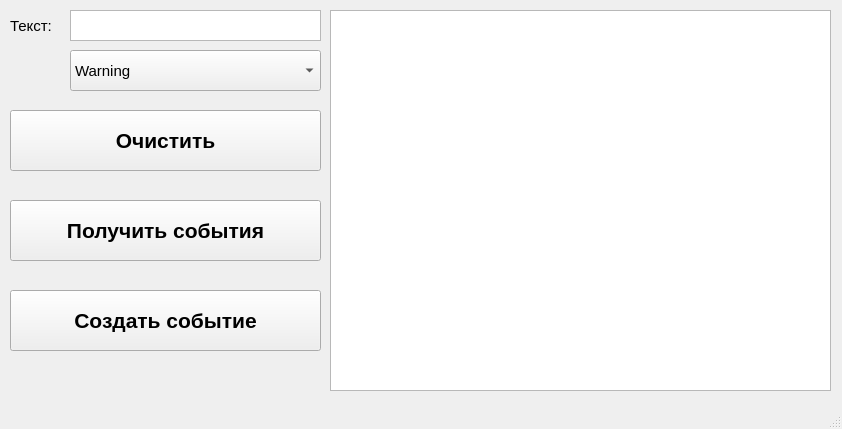
Old version of the form mainwindow.ui in the repository edfefegeger/Qt_win_status.
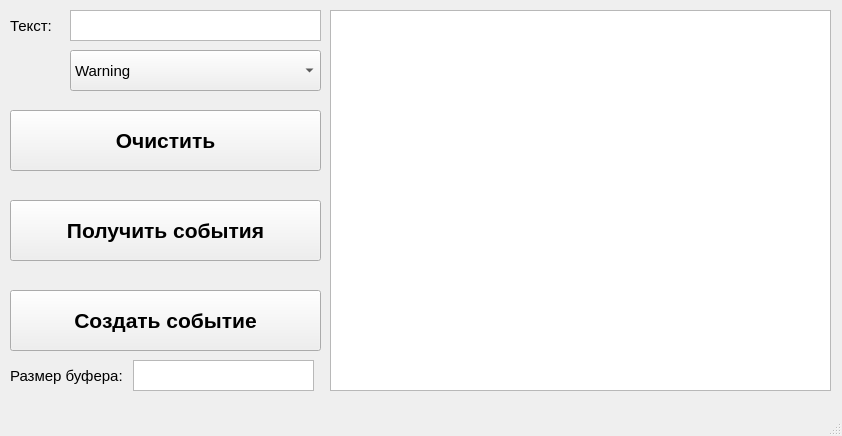
New version of the form.

Commit message: custom bute size int

What changed in the file:
```diff
--- a/mainwindow.ui
+++ b/mainwindow.ui
@@ -7,7 +7,7 @@
     <x>0</x>
     <y>0</y>
     <width>842</width>
-    <height>429</height>
+    <height>436</height>
    </rect>
   </property>
   <property name="font">
@@ -160,6 +160,29 @@
      <string>Очистить</string>
     </property>
    </widget>
+   <widget class="QTextEdit" name="textEdit_3">
+    <property name="geometry">
+     <rect>
+      <x>133</x>
+      <y>360</y>
+      <width>181</width>
+      <height>31</height>
+     </rect>
+    </property>
+   </widget>
+   <widget class="QLabel" name="label_2">
+    <property name="geometry">
+     <rect>
+      <x>10</x>
+      <y>360</y>
+      <width>121</width>
+      <height>31</height>
+     </rect>
+    </property>
+    <property name="text">
+     <string>Размер буфера:</string>
+    </property>
+   </widget>
   </widget>
   <widget class="QMenuBar" name="menubar">
    <property name="geometry">
```
The commit also changes 2 other files.
